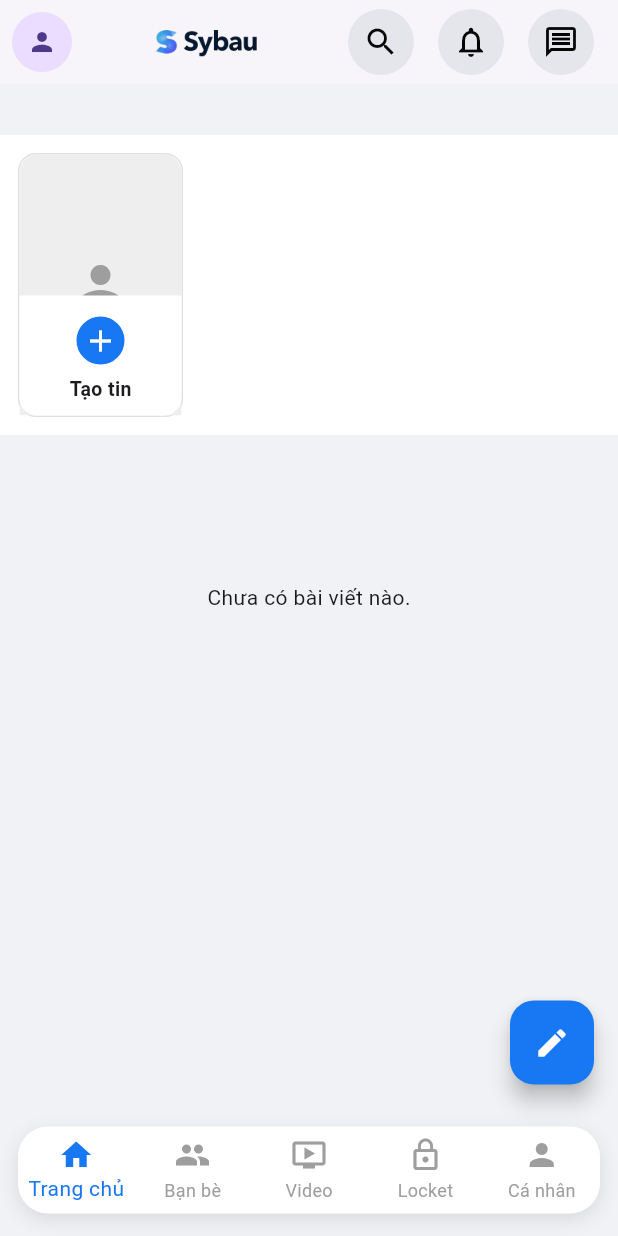
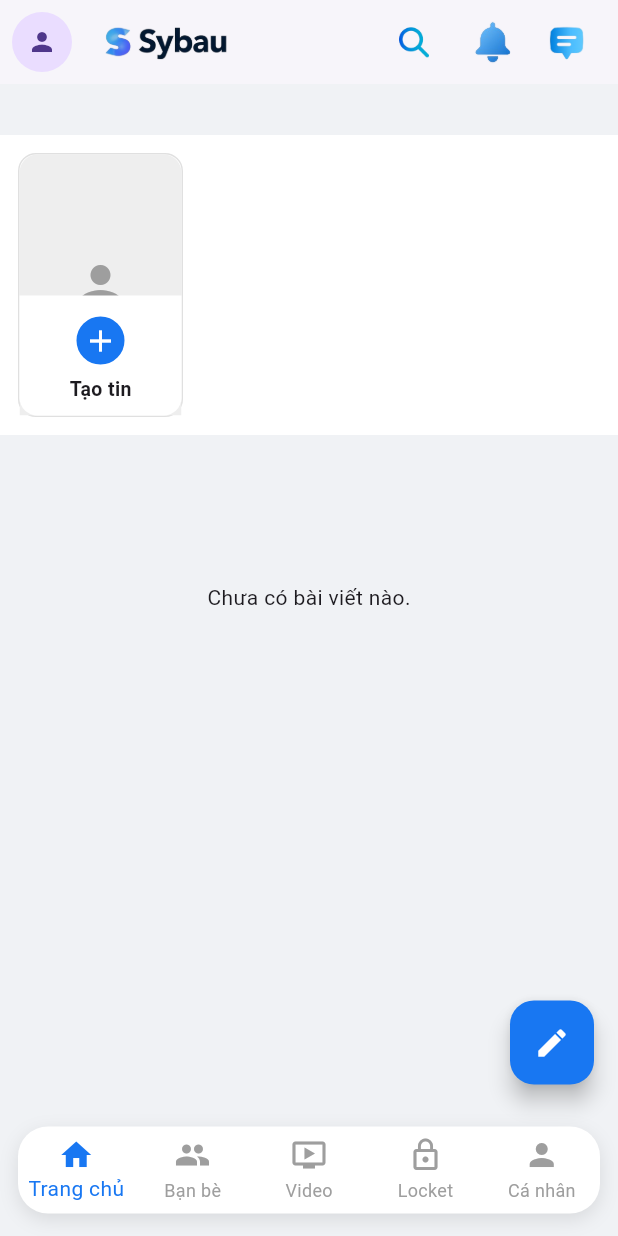
Before and after one commit to nguyenminhtri2k4/DoAn_MXH, a Flutter app: the _HomeViewContent screen opened directly, on a phone screen of 412 x 824 dp. Run offline on Flutter 3.47's test engine with Material 3 defaults, Android fonts, the phone set to English and light mode, and no system bars; our stand-ins replace audioplayers, cached_network_image, cloud_firestore, file_picker, firebase_auth, firebase_core and 11 more; missing offline and left inert: flutter_reaction_button, mobile_scanner, zego_express_engine; accounts and stored records are empty.

Commit message:
add icon for app

```diff
--- a/lib/view/home_view.dart
+++ b/lib/view/home_view.dart
@@ -466,6 +466,69 @@ class _HomeViewContentState extends State<_HomeViewContent> {
     return Scaffold(
       backgroundColor: AppColors.background,
       extendBodyBehindAppBar: isHomePage,
+      // appBar: isHomePage
+      //     ? PreferredSize(
+      //         preferredSize: const Size.fromHeight(kToolbarHeight),
+      //         child: AnimatedContainer(
+      //           duration: const Duration(milliseconds: 200),
+      //           transform: Matrix4.translationValues(
+      //             0,
+      //             showUI ? 0 : -(kToolbarHeight + MediaQuery.of(context).padding.top),
+      //             0
+      //           ),
+      //           child: Consumer<UserService>(
+      //             builder: (context, userService, child) => AppBar(
+      //               leading: Builder(
+      //                 builder: (context) => Padding(
+      //                   padding: const EdgeInsets.all(8.0),
+      //                   child: GestureDetector(
+      //                     onTap: () => Scaffold.of(context).openDrawer(),
+      //                     child: CircleAvatar(
+      //                       backgroundImage: userService.currentUser?.avatar.isNotEmpty == true
+      //                           ? NetworkImage(userService.currentUser!.avatar.first)
+      //                           : null,
+      //                       child: userService.currentUser?.avatar.isEmpty ?? true
+      //                           ? const Icon(Icons.person, size: 20)
+      //                           : null,
+      //                     ),
+      //                   ),
+      //                 ),
+      //               ),
+      //               title: AppColors.logosybau.isNotEmpty
+      //                   ? Image.asset(
+      //                       AppColors.logosybau,
+      //                       height: 400,
+      //                       fit: BoxFit.contain,
+      //                     )
+      //                   : const Text('Mạng Xã Hội'),
+      //               centerTitle: true,
+      //               backgroundColor: AppColors.backgroundLight.withOpacity(0.95),
+      //               elevation: 1,
+      //               actions: [
+      //                   _buildCircularAssetButton(
+      //                     assetPath: 'assets/icon/search.png', // <-- Thay đổi
+      //                     onPressed: () => Navigator.pushNamed(context, '/search'),
+      //                   ),
+      //                   _buildCircularAssetButton(
+      //                     assetPath: 'assets/icon/ring.png', // <-- Thay đổi (cho notification)
+      //                     onPressed: () {
+      //                       Navigator.push(
+      //                         context,
+      //                         MaterialPageRoute(builder: (context) => const NotificationView()),
+      //                       );
+      //                     },
+      //                   ),
+      //                   _buildCircularAssetButton(
+      //                     assetPath: 'assets/icon/message.png', // <-- Thay đổi
+      //                     onPressed: () => Navigator.pushNamed(context, '/messages'),
+      //                   ),
+      //                   const SizedBox(width: 8),
+      //                 ],
+      //             ),
+      //           ),
+      //         ),
+      //       )
+      //     : null,
       appBar: isHomePage
     ? PreferredSize(
         preferredSize: const Size.fromHeight(kToolbarHeight),
@@ -495,22 +558,25 @@ class _HomeViewContentState extends State<_HomeViewContent> {
                 ),
               ),
               title: AppColors.logosybau.isNotEmpty
-                        ? Image.asset(
+                  ? Transform.translate(
+                      offset: const Offset(-40, 0), // Di chuyển sang trái 80px (điều chỉnh con số)
+                      child: Image.asset(
                         AppColors.logosybau,
-                            height: 300,
+                        height: 400,
                         fit: BoxFit.contain,
+                      ),
                     )
                   : const Text('Mạng Xã Hội'),
               centerTitle: true,
               backgroundColor: AppColors.backgroundLight.withOpacity(0.95),
               elevation: 1,
               actions: [
-                      _buildCircularIconButton(
-                        icon: Icons.search,
+                _buildCircularAssetButton(
+                  assetPath: 'assets/icon/search.png',
                   onPressed: () => Navigator.pushNamed(context, '/search'),
                 ),
-                      _buildCircularIconButton(
-                        icon: Icons.notifications_outlined,
+                _buildCircularAssetButton(
+                  assetPath: 'assets/icon/ring.png',
                   onPressed: () {
                     Navigator.push(
                       context,
@@ -518,8 +584,8 @@ class _HomeViewContentState extends State<_HomeViewContent> {
                     );
                   },
                 ),
-                      _buildCircularIconButton(
-                        icon: Icons.message_outlined,
+                _buildCircularAssetButton(
+                  assetPath: 'assets/icon/message.png',
                   onPressed: () => Navigator.pushNamed(context, '/messages'),
                 ),
                 const SizedBox(width: 8),
@@ -793,4 +859,25 @@ class _HomeViewContentState extends State<_HomeViewContent> {
       ),
     );
   }
+
+  Widget _buildCircularAssetButton({
+    required String assetPath,
+    required VoidCallback onPressed
+  }) {
+    return Container(
+      margin: const EdgeInsets.all(0),
+      // decoration: const BoxDecoration(
+      //   color: AppColors.backgroundDark,
+      //   shape: BoxShape.circle,
+      // ),
+      child: IconButton(
+        icon: Image.asset(
+          assetPath,
+          width: 35, // Giữ kích thước 24x24 như Icon cũ
+          height: 35,
+        ),
+        onPressed: onPressed,
+      ),
+    );
   }
+}
--- a/pubspec.yaml
+++ b/pubspec.yaml
@@ -58,6 +58,7 @@ flutter:
     - assets/sounds/endcall.mp3
     - assets/reactions/
     - assets/reactions/angry.png
+    - assets/icon/
 
 
 # ⚙️ Cấu hình icon ứng dụng
```
Also changed, not shown: assets/icon/message.png (added), assets/icon/ring.png (added), assets/icon/search.png (added). Lines whose indentation alone changed are shown as unchanged.
